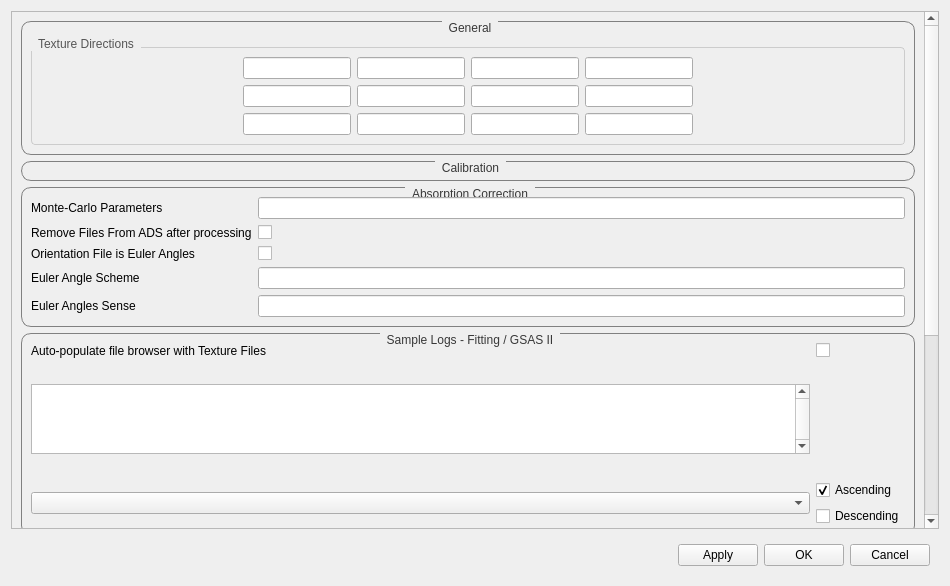
Qt form qt/python/mantidqtinterfaces/mantidqtinterfaces/Engineering/gui/engineering_diffraction/settings/settings_widget.ui (mantidproject/mantid) before a commit.
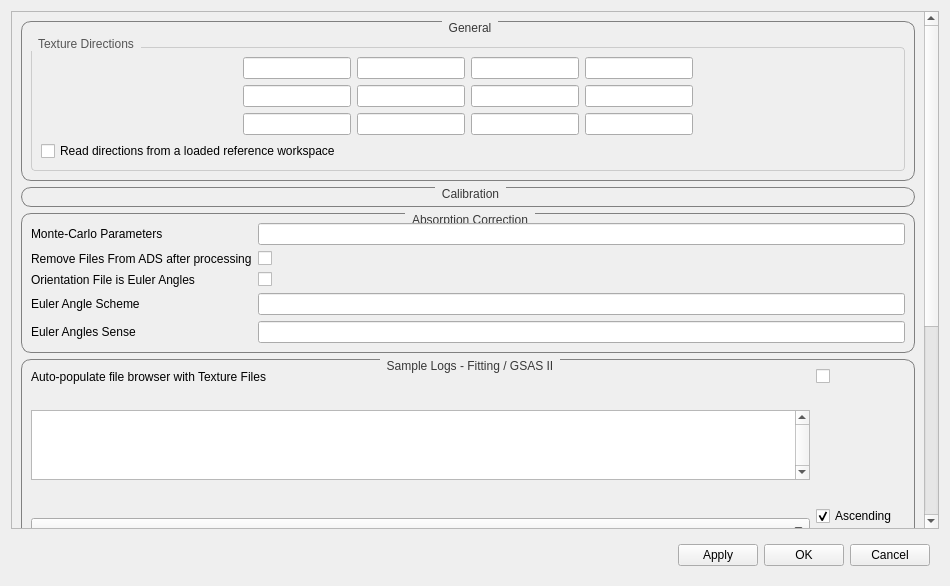
The same form after that commit. Custom widgets are drawn as their Qt base class.

Commit message: load texture settings from reference ws

```diff
--- a/qt/python/mantidqtinterfaces/mantidqtinterfaces/Engineering/gui/engineering_diffraction/settings/settings_widget.ui
+++ b/qt/python/mantidqtinterfaces/mantidqtinterfaces/Engineering/gui/engineering_diffraction/settings/settings_widget.ui
@@ -290,6 +290,13 @@
     </property>
    </spacer>
   </item>
+      <item row="3" column="0" colspan="6">
+       <widget class="QCheckBox" name="readDirsFromRef_checkBox">
+        <property name="text">
+         <string>Read directions from a loaded reference workspace</string>
+        </property>
+       </widget>
+      </item>
      </layout>
     </widget>
    </item>
```
The commit also changes 7 other files.
